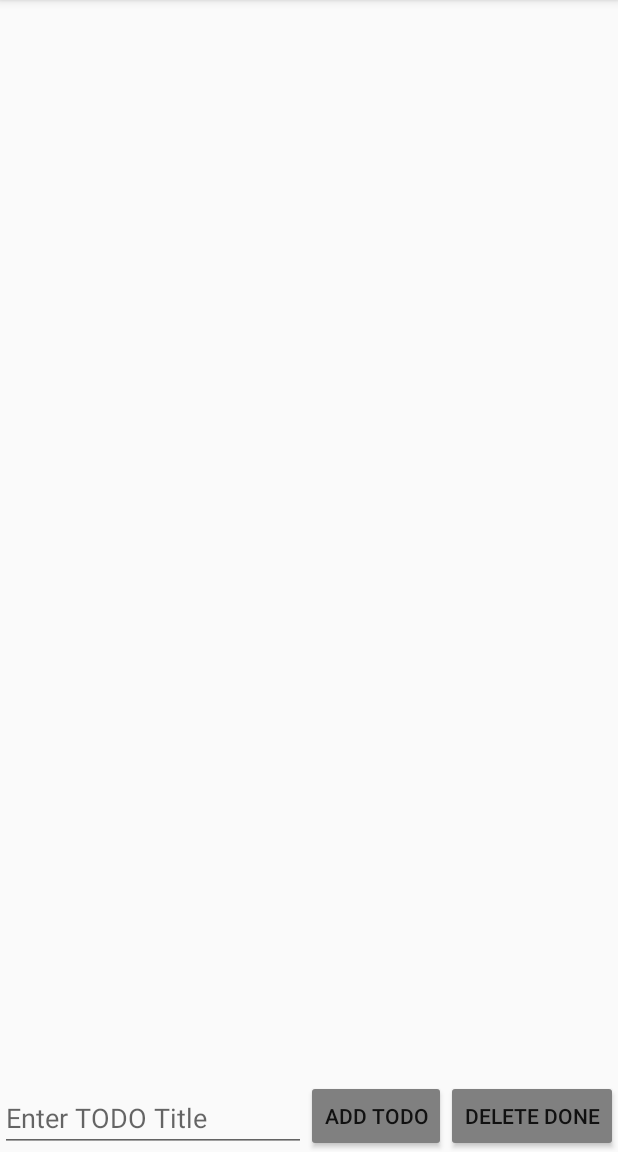
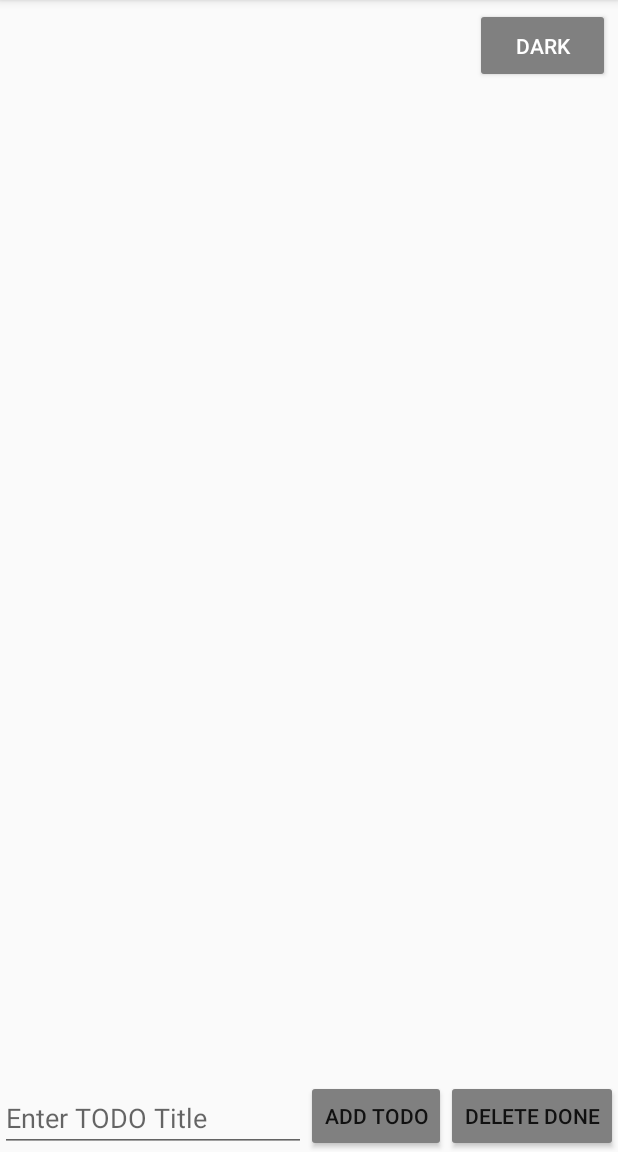
Before and after one commit to MelArt24/TODO-List, an Android app: the screen it shows after launch (MainActivity), on a phone screen of 412 x 824 dp, the part 84-1236 px from its top. Run offline under Robolectric (Android 15) with nearby library versions, the phone set to English and light mode, and no system bars.

Commit message:
Added dark theme

```diff
--- a/app/src/main/java/com/example/todolist/MainActivity.kt
+++ b/app/src/main/java/com/example/todolist/MainActivity.kt
@@ -1,5 +1,6 @@
 package com.example.todolist
 
+import android.annotation.SuppressLint
 import android.os.Bundle
 import android.widget.Button
 import android.widget.EditText
@@ -11,19 +12,37 @@ import android.content.Context
 import com.google.gson.Gson
 import com.google.gson.reflect.TypeToken
 
+import android.content.res.Configuration
+import androidx.appcompat.app.AppCompatDelegate
+
 class MainActivity : AppCompatActivity() {
 
     private lateinit var todoAdapter: TodoAdapter
+    private lateinit var switchThemeButton: Button
 
+    @SuppressLint("SetTextI18n")
     override fun onCreate(savedInstanceState: Bundle?) {
         super.onCreate(savedInstanceState)
         setContentView(R.layout.activity_main)
 
+        switchThemeButton = findViewById(R.id.switchThemeButton)
+
+        // Updating a theme using SharedPreferences
+        val sharedPreferences = getSharedPreferences("settings", MODE_PRIVATE)
+        val nightMode = sharedPreferences.getBoolean("night_mode", false)
+        if (nightMode) {
+            AppCompatDelegate.setDefaultNightMode(AppCompatDelegate.MODE_NIGHT_YES)
+            switchThemeButton.text = "Light"
+        } else {
+            AppCompatDelegate.setDefaultNightMode(AppCompatDelegate.MODE_NIGHT_NO)
+            switchThemeButton.text = "Dark"
+        }
+
         todoAdapter = TodoAdapter(mutableListOf())
 
         // Restoring data from SharedPreferences
-        val sharedPreferences = getSharedPreferences("todo_preferences", Context.MODE_PRIVATE)
-        val json = sharedPreferences.getString("todo_list", null)
+        val sharedPreferencesData = getSharedPreferences("todo_preferences", Context.MODE_PRIVATE)
+        val json = sharedPreferencesData.getString("todo_list", null)
         if (json != null) {
             val gson = Gson()
             val type = object : TypeToken<List<Todo>>() {}.type
@@ -45,9 +64,33 @@ class MainActivity : AppCompatActivity() {
                 etTODOTitle.text.clear()
             }
         }
+
         val deleteButton = findViewById<Button>(R.id.bDeleteDoneTODOs)
         deleteButton.setOnClickListener {
             todoAdapter.deleteDoneTodos()
+        }
+
+//        val switchThemeButton = findViewById<Button>(R.id.switchThemeButton)
+        switchThemeButton.setOnClickListener {
+            val currentMode = resources.configuration.uiMode and Configuration.UI_MODE_NIGHT_MASK
+            if (currentMode == Configuration.UI_MODE_NIGHT_YES) {
+                AppCompatDelegate.setDefaultNightMode(AppCompatDelegate.MODE_NIGHT_NO)
+                switchThemeButton.text = "Dark"
+                saveNightModePreference(false)
+            } else {
+                AppCompatDelegate.setDefaultNightMode(AppCompatDelegate.MODE_NIGHT_YES)
+                switchThemeButton.text = "Light"
+                saveNightModePreference(true)
+            }
+        }
+    }
+
+    // Зберігаємо вибір теми в SharedPreferences
+    private fun saveNightModePreference(isNightMode: Boolean) {
+        val sharedPreferences = getSharedPreferences("settings", MODE_PRIVATE)
+        with(sharedPreferences.edit()) {
+            putBoolean("night_mode", isNightMode)
+            apply()
         }
     }
 
@@ -70,8 +113,8 @@ class MainActivity : AppCompatActivity() {
         super.onPause()
         val gson = Gson()
         val json = gson.toJson(todoAdapter.getTodos()) // Converting a list to JSON
-        val sharedPreferences = getSharedPreferences("todo_preferences", Context.MODE_PRIVATE)
-        with(sharedPreferences.edit()) {
+        val sharedPreferencesData = getSharedPreferences("todo_preferences", Context.MODE_PRIVATE)
+        with(sharedPreferencesData.edit()) {
             putString("todo_list", json) // Save JSON in SharedPreferences
             apply()
         }
--- a/app/src/main/res/layout/activity_main.xml
+++ b/app/src/main/res/layout/activity_main.xml
@@ -7,6 +7,20 @@
     android:layout_height="match_parent"
     tools:context=".MainActivity">
 
+    <Button
+        android:id="@+id/switchThemeButton"
+        android:layout_width="90dp"
+        android:layout_height="50dp"
+        android:text="Dark"
+        android:textSize="14sp"
+        android:textColor="#FFFFFF"
+        app:cornerRadius="7dp"
+        app:backgroundTint="#808080"
+        app:layout_constraintTop_toTopOf="parent"
+        app:layout_constraintEnd_toEndOf="parent"
+        android:layout_marginTop="5dp"
+        android:layout_marginEnd="5dp"/>
+
     <androidx.recyclerview.widget.RecyclerView
         android:id="@+id/rvTODOItems"
         android:layout_width="match_parent"
@@ -14,7 +28,7 @@
         app:layout_constraintBottom_toTopOf="@+id/bAddTODO"
         app:layout_constraintEnd_toEndOf="parent"
         app:layout_constraintStart_toStartOf="parent"
-        app:layout_constraintTop_toTopOf="parent" />
+        app:layout_constraintTop_toBottomOf="@+id/switchThemeButton" />
 
     <EditText
         android:id="@+id/etTODOTitle"
```
